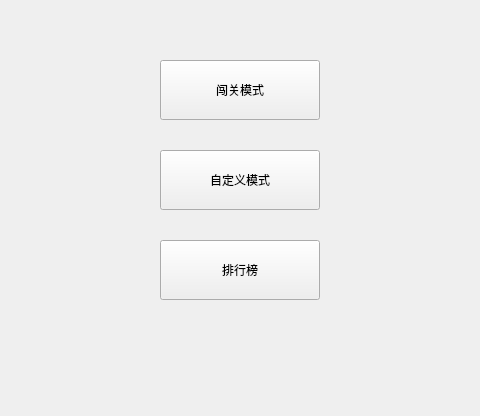
CHEN20060804/huarongdao, file startpage.ui: the form before one commit; both pictures show x 181 to 661 and y 184 to 600 of the 850 by 600 pixel window.
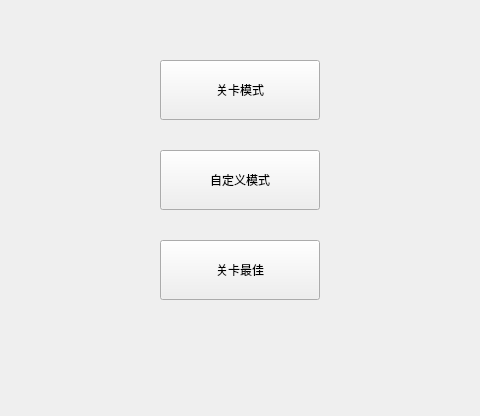
The form after the commit. Custom widgets are drawn as their Qt base class.

```diff
--- a/startpage.ui
+++ b/startpage.ui
@@ -44,7 +44,7 @@
     <enum>Qt::FocusPolicy::StrongFocus</enum>
    </property>
    <property name="text">
-    <string>排行榜</string>
+    <string>关卡最佳</string>
    </property>
   </widget>
   <widget class="MainButton" name="btnLevel">
@@ -75,7 +75,7 @@
     </size>
    </property>
    <property name="text">
-    <string>闯关模式</string>
+    <string>关卡模式</string>
    </property>
   </widget>
   <widget class="MainButton" name="btnCustom">
```
